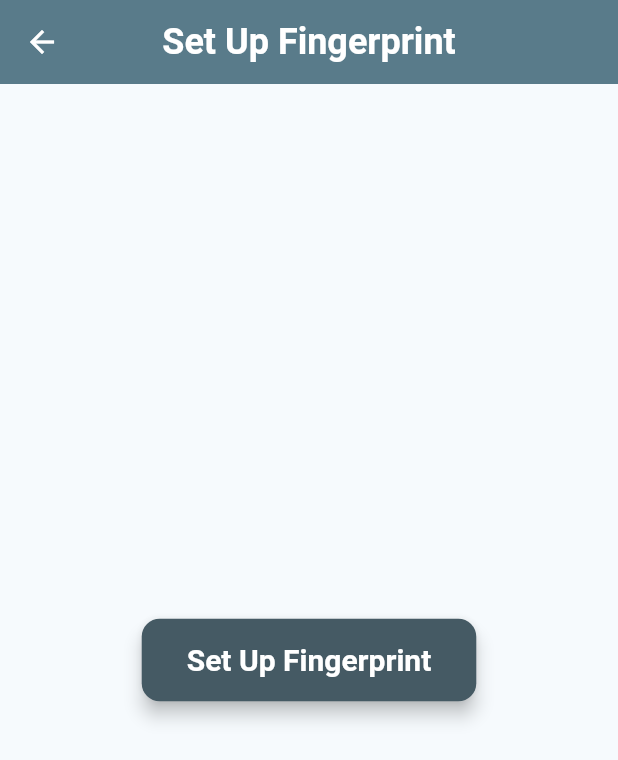
After one commit to MasumBillah00/Fitness-Tracker, a Flutter app: the FingerprintSetupScreen screen opened directly, after a tap on "Set Up Fingerprint", on a phone screen of 412 x 824 dp. The commit adds this screen. Shown: the top 760 px of the screen. Run offline on Flutter 3.47's test engine with Material 3 defaults, Android fonts, the phone set to English and light mode, and no system bars; our stand-ins replace bloc, equatable, fl_chart, flutter_bloc, local_auth, sqflite; accounts and stored records are empty.

Commit message:
No update to Day nothing is finished

```diff
--- /dev/null
+++ b/lib/view/login/finger_print_login.dart
@@ -0,0 +1,51 @@
+import 'package:flutter/material.dart';
+import 'package:local_auth/local_auth.dart';
+
+class FingerprintSetupScreen extends StatefulWidget {
+  const FingerprintSetupScreen({Key? key}) : super(key: key);
+
+  @override
+  State<FingerprintSetupScreen> createState() => _FingerprintSetupScreenState();
+}
+
+class _FingerprintSetupScreenState extends State<FingerprintSetupScreen> {
+  final LocalAuthentication auth = LocalAuthentication();
+  bool _isFingerprintSetup = false;
+
+  Future<void> _setupFingerprint() async {
+    try {
+      final isAuthenticated = await auth.authenticate(
+        localizedReason: 'Set up fingerprint authentication',
+        options: const AuthenticationOptions(
+          stickyAuth: true,
+        ),
+      );
+
+      if (isAuthenticated) {
+        setState(() {
+          _isFingerprintSetup = true;
+        });
+        ScaffoldMessenger.of(context).showSnackBar(
+          const SnackBar(content: Text('Fingerprint setup successful')),
+        );
+      }
+    } catch (e) {
+      ScaffoldMessenger.of(context).showSnackBar(
+        SnackBar(content: Text('Fingerprint setup failed: $e')),
+      );
+    }
+  }
+
+  @override
+  Widget build(BuildContext context) {
+    return Scaffold(
+      appBar: AppBar(title: const Text('Set Up Fingerprint')),
+      body: Center(
+        child: ElevatedButton(
+          onPressed: _setupFingerprint,
+          child: const Text('Set Up Fingerprint'),
+        ),
+      ),
+    );
+  }
+}
--- a/lib/view/login/registration/registration.dart
+++ b/lib/view/login/registration/registration.dart
@@ -1,4 +1,4 @@
-import 'package:fitness_tracker_app/view/home_screen.dart';
+import 'package:fitness_tracker_app/view/screen/home_screen.dart';
 import 'package:fitness_tracker_app/view/login/login_screen.dart';
 import 'package:flutter/material.dart';
 import 'package:flutter_bloc/flutter_bloc.dart';
--- a/lib/view/home_screen.dart
+++ b/lib/view/screen/home_screen.dart
@@ -1,8 +1,8 @@
 import 'package:fitness_tracker_app/view/stats/stats.dart';
-import 'package:fitness_tracker_app/view/workoutcalculator.dart';
+import 'package:fitness_tracker_app/view/screen/workoutcalculator.dart';
 import 'package:fitness_tracker_app/widget/drawer_widget.dart';
 import 'package:flutter/material.dart';
-import 'progress/calories_progress.dart';
+import '../progress/calories_progress.dart';
 import 'workout_list.dart';
 
 
--- a/lib/view/workout_list.dart
+++ b/lib/view/screen/workout_list.dart
@@ -1,8 +1,8 @@
 import 'package:flutter/material.dart';
 import 'package:flutter_bloc/flutter_bloc.dart';
-import '../bloc/workout_bloc.dart';
-import '../bloc/workout_state.dart';
-import '../bloc/workout_event.dart';
+import '../../bloc/workout_bloc.dart';
+import '../../bloc/workout_state.dart';
+import '../../bloc/workout_event.dart';
 import 'package:intl/intl.dart'; // For date formatting
 
 class WorkoutList extends StatelessWidget {
--- a/lib/view/workout_summery.dart
+++ b/lib/view/screen/workout_summery.dart
@@ -1,8 +1,8 @@
 import 'package:flutter/material.dart';
 import 'package:flutter_bloc/flutter_bloc.dart';
-import '../bloc/workout_bloc.dart';
-import '../bloc/workout_state.dart';
-import '../model/workout_model.dart';
+import '../../bloc/workout_bloc.dart';
+import '../../bloc/workout_state.dart';
+import '../../model/workout_model.dart';
 
 class WorkoutSummaryPage extends StatelessWidget {
   const WorkoutSummaryPage({super.key});
```
Also changed, not shown: lib/bloc/login/login_bloc.dart (+1 -30 lines), lib/main.dart (+10 -59 lines), lib/view/login/login_screen.dart (+65 -155 lines), lib/view/screen/settings.dart (added, +38 -0 lines), lib/view/screen/workoutcalculator.dart (renamed from lib/view/workoutcalculator.dart, +5 -5 lines), lib/view/settings.dart (deleted, +0 -125 lines).
